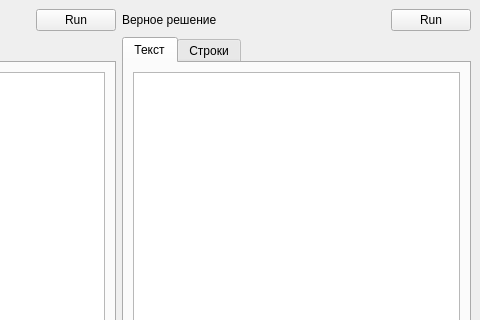
Before: the Qt Designer form mainwindow.ui in grigvlwork/logic, drawn with Qt 5; both pictures show x 598 to 1078 and y 0 to 320 of the 1078 by 771 pixel window.
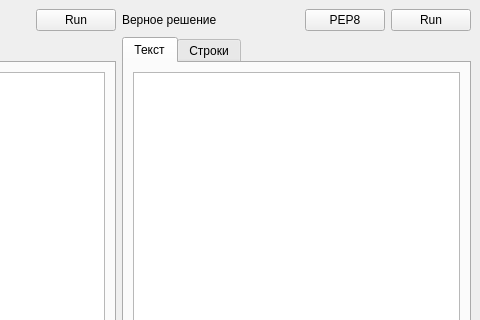
After: the same form once the commit is applied.

Commit message: небольшие правки по PEP8

Diff of the .ui file:
```diff
--- a/mainwindow.ui
+++ b/mainwindow.ui
@@ -228,6 +228,13 @@
           </property>
          </spacer>
         </item>
+        <item>
+         <widget class="QPushButton" name="pep8_btn">
+          <property name="text">
+           <string>PEP8</string>
+          </property>
+         </widget>
+        </item>
         <item>
          <widget class="QPushButton" name="run_correct_btn">
           <property name="text">
```
The commit also changes 1 other file.
